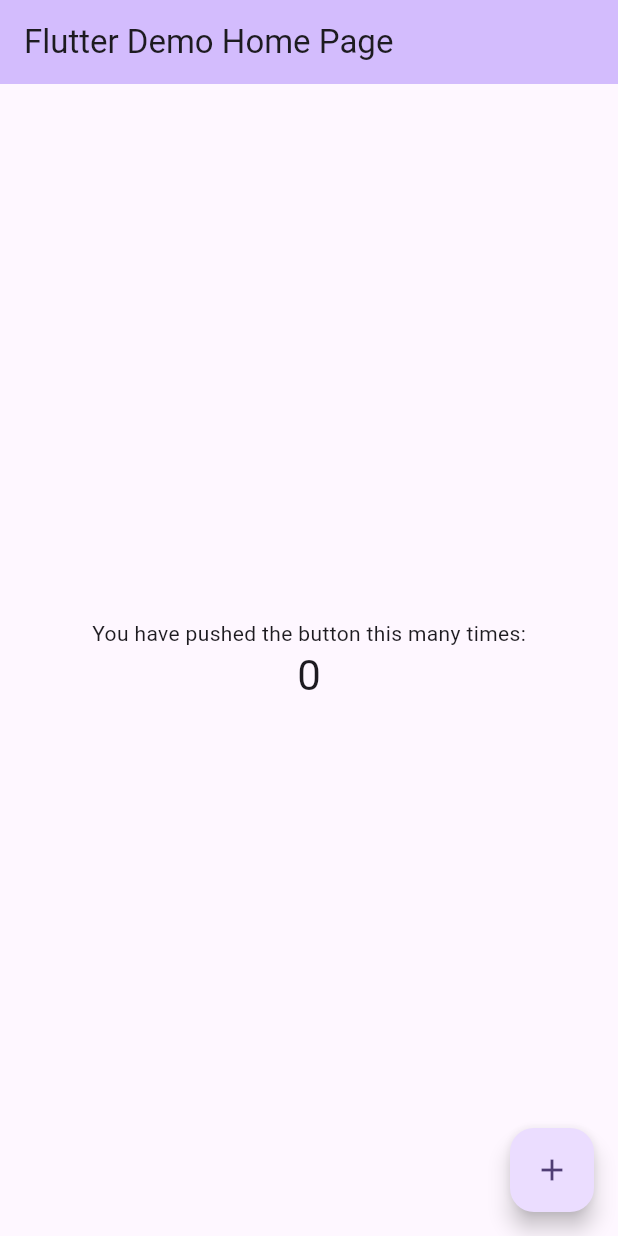
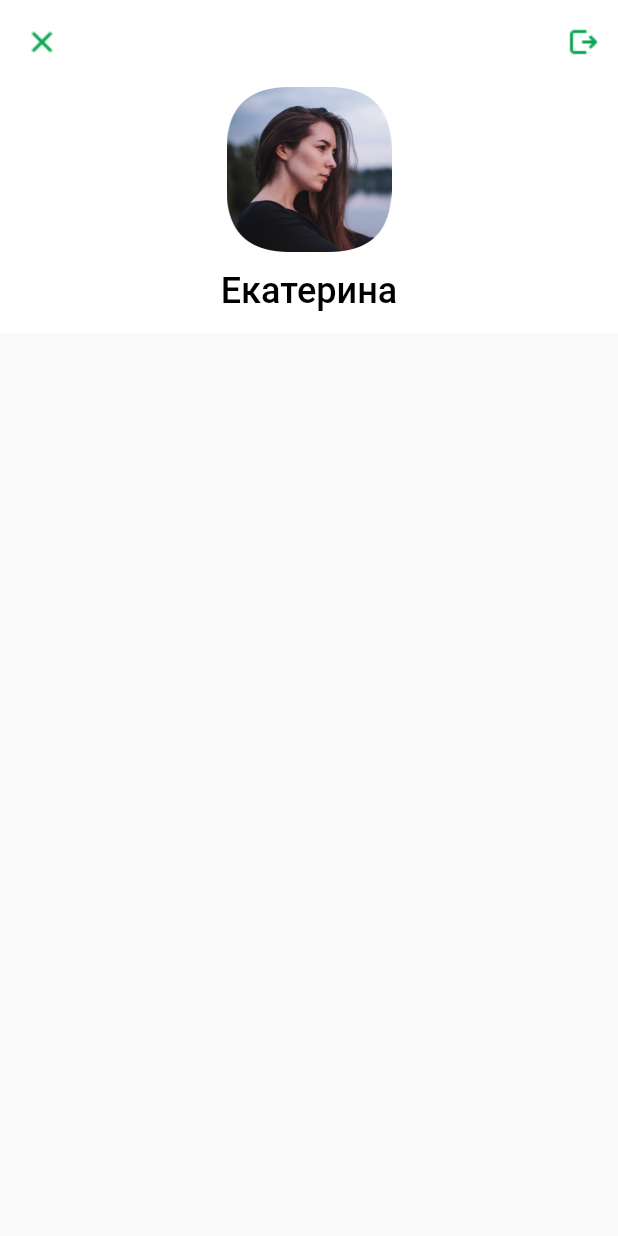
Before and after one commit to Nadi13/effectiveFlutter, a Flutter app: the screen it shows after launch, on a phone screen of 412 x 824 dp. Run offline on Flutter 3.47's test engine with Material 2 defaults, Android fonts, the light colour scheme and no system bars.

Commit message:
сделан appBar

```diff
--- /dev/null
+++ b/lib/app.dart
@@ -0,0 +1,14 @@
+import 'package:flutter/material.dart';
+import 'package:fall_2023_project/profile.dart';
+
+class App extends StatelessWidget{
+  const App({super.key});
+
+  @override
+  Widget build(BuildContext context) {
+    return MaterialApp(
+      theme: ThemeData(primarySwatch:  Colors.indigo),
+      home: const Profile(),
+    );
+  }
+}
--- a/lib/main.dart
+++ b/lib/main.dart
@@ -1,125 +1,7 @@
 import 'package:flutter/material.dart';
+import 'package:fall_2023_project/app.dart';
 
-void main() {
-  runApp(const MyApp());
+
+void main() async {
+  runApp(const App());
 }
-
-class MyApp extends StatelessWidget {
-  const MyApp({super.key});
-
-  // This widget is the root of your application.
-  @override
-  Widget build(BuildContext context) {
-    return MaterialApp(
-      title: 'Flutter Demo',
-      theme: ThemeData(
-        // This is the theme of your application.
-        //
-        // TRY THIS: Try running your application with "flutter run". You'll see
-        // the application has a blue toolbar. Then, without quitting the app,
-        // try changing the seedColor in the colorScheme below to Colors.green
-        // and then invoke "hot reload" (save your changes or press the "hot
-        // reload" button in a Flutter-supported IDE, or press "r" if you used
-        // the command line to start the app).
-        //
-        // Notice that the counter didn't reset back to zero; the application
-        // state is not lost during the reload. To reset the state, use hot
-        // restart instead.
-        //
-        // This works for code too, not just values: Most code changes can be
-        // tested with just a hot reload.
-        colorScheme: ColorScheme.fromSeed(seedColor: Colors.deepPurple),
-        useMaterial3: true,
-      ),
-      home: const MyHomePage(title: 'Flutter Demo Home Page'),
-    );
-  }
-}
-
-class MyHomePage extends StatefulWidget {
-  const MyHomePage({super.key, required this.title});
-
-  // This widget is the home page of your application. It is stateful, meaning
-  // that it has a State object (defined below) that contains fields that affect
-  // how it looks.
-
-  // This class is the configuration for the state. It holds the values (in this
-  // case the title) provided by the parent (in this case the App widget) and
-  // used by the build method of the State. Fields in a Widget subclass are
-  // always marked "final".
-
-  final String title;
-
-  @override
-  State<MyHomePage> createState() => _MyHomePageState();
-}
-
-class _MyHomePageState extends State<MyHomePage> {
-  int _counter = 0;
-
-  void _incrementCounter() {
-    setState(() {
-      // This call to setState tells the Flutter framework that something has
-      // changed in this State, which causes it to rerun the build method below
-      // so that the display can reflect the updated values. If we changed
-      // _counter without calling setState(), then the build method would not be
-      // called again, and so nothing would appear to happen.
-      _counter++;
-    });
-  }
-
-  @override
-  Widget build(BuildContext context) {
-    // This method is rerun every time setState is called, for instance as done
-    // by the _incrementCounter method above.
-    //
-    // The Flutter framework has been optimized to make rerunning build methods
-    // fast, so that you can just rebuild anything that needs updating rather
-    // than having to individually change instances of widgets.
-    return Scaffold(
-      appBar: AppBar(
-        // TRY THIS: Try changing the color here to a specific color (to
-        // Colors.amber, perhaps?) and trigger a hot reload to see the AppBar
-        // change color while the other colors stay the same.
-        backgroundColor: Theme.of(context).colorScheme.inversePrimary,
-        // Here we take the value from the MyHomePage object that was created by
-        // the App.build method, and use it to set our appbar title.
-        title: Text(widget.title),
-      ),
-      body: Center(
-        // Center is a layout widget. It takes a single child and positions it
-        // in the middle of the parent.
-        child: Column(
-          // Column is also a layout widget. It takes a list of children and
-          // arranges them vertically. By default, it sizes itself to fit its
-          // children horizontally, and tries to be as tall as its parent.
-          //
-          // Column has various properties to control how it sizes itself and
-          // how it positions its children. Here we use mainAxisAlignment to
-          // center the children vertically; the main axis here is the vertical
-          // axis because Columns are vertical (the cross axis would be
-          // horizontal).
-          //
-          // TRY THIS: Invoke "debug painting" (choose the "Toggle Debug Paint"
-          // action in the IDE, or press "p" in the console), to see the
-          // wireframe for each widget.
-          mainAxisAlignment: MainAxisAlignment.center,
-          children: <Widget>[
-            const Text(
-              'You have pushed the button this many times:',
-            ),
-            Text(
-              '$_counter',
-              style: Theme.of(context).textTheme.headlineMedium,
-            ),
-          ],
-        ),
-      ),
-      floatingActionButton: FloatingActionButton(
-        onPressed: _incrementCounter,
-        tooltip: 'Increment',
-        child: const Icon(Icons.add),
-      ), // This trailing comma makes auto-formatting nicer for build methods.
-    );
-  }
-}
--- /dev/null
+++ b/lib/profile.dart
@@ -0,0 +1,21 @@
+import 'package:flutter/material.dart';
+import 'package:fall_2023_project/appBar.dart';
+
+class Profile extends StatelessWidget {
+  const Profile({super.key});
+
+  @override
+  Widget build(BuildContext context) => DefaultTabController(
+    length:2,
+    child: Scaffold(
+      body: NestedScrollView(
+        headerSliverBuilder: (BuildContext context, bool innerBoxIsScrolled){
+          return <Widget>[
+            const appBar()
+          ];
+        },
+        body: Container()
+      ),
+    ),
+  );
+}
--- a/pubspec.yaml
+++ b/pubspec.yaml
@@ -59,8 +59,8 @@ flutter:
   uses-material-design: true
 
   # To add assets to your application, add an assets section, like this:
-  # assets:
-  #   - images/a_dot_burr.jpeg
+  assets:
+     - assets/
   #   - images/a_dot_ham.jpeg
 
   # An image asset can refer to one or more resolution-specific "variants", see
```
Also changed, not shown: lib/appBar.dart (added, +64 -0 lines), assets/arrow_right_square.png (added), assets/cross.png (added), assets/user.png (added), 3 other files.
